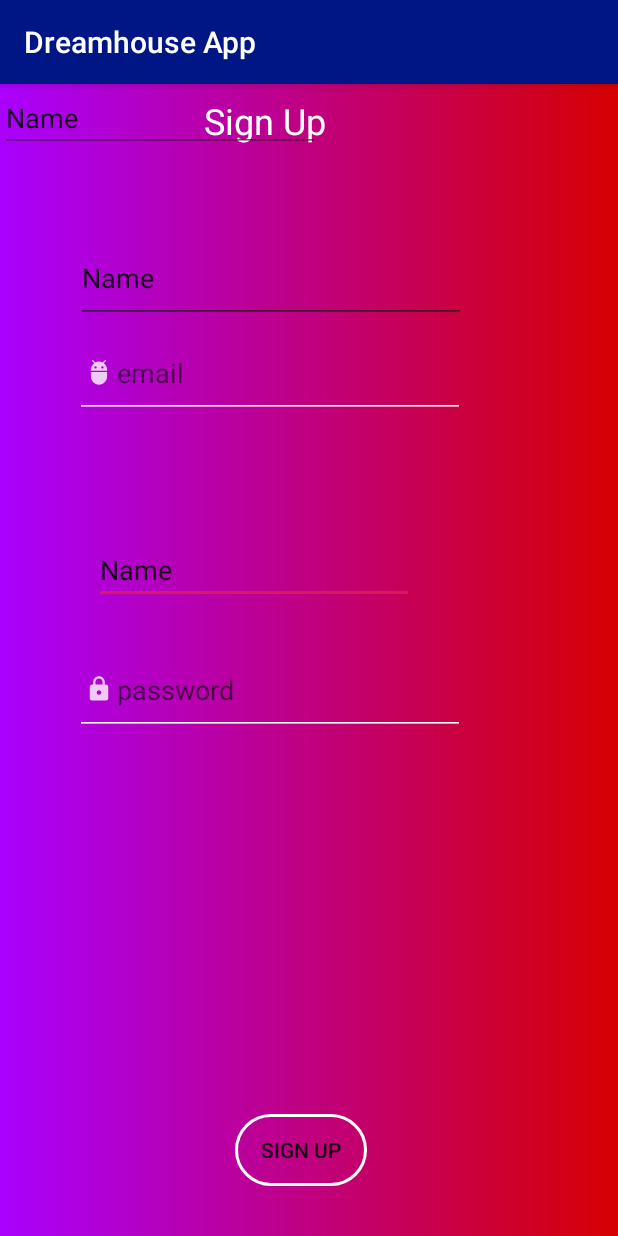
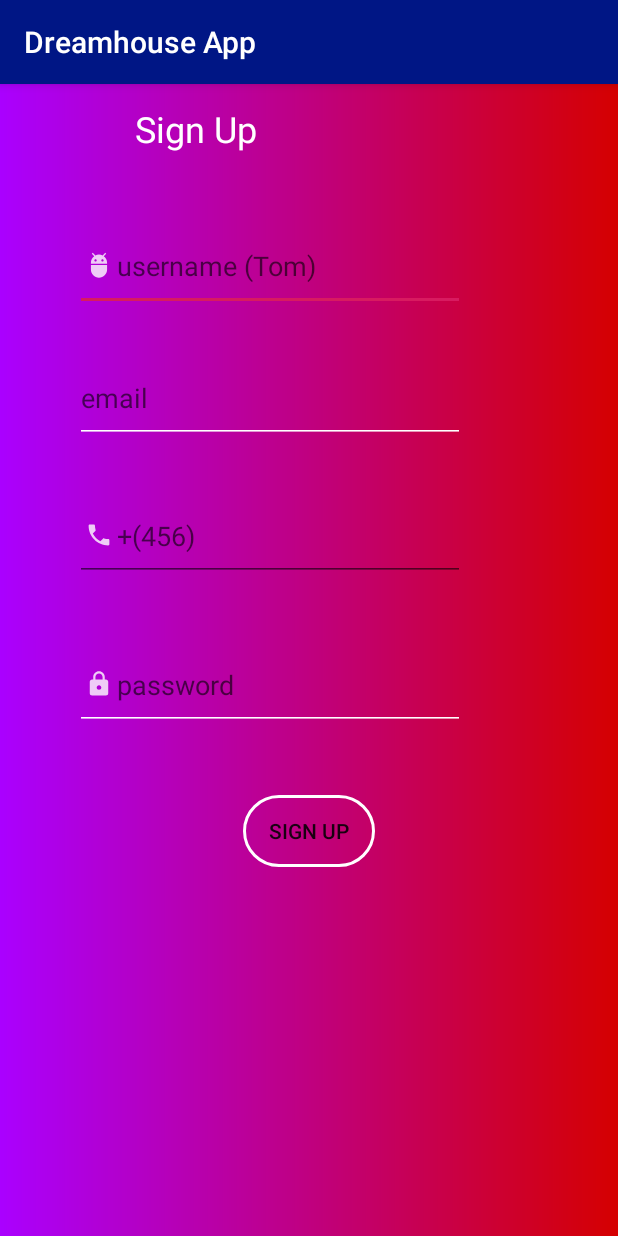
Before and after one commit to Christine-N-Mwaura/DreamHouseApp, an Android app: the signup screen opened directly, with no data from a screen before it, on a phone screen of 412 x 824 dp. Run offline under Robolectric (Android 15) with nearby library versions, the phone set to English and light mode, and no system bars; our stand-ins replace ButterKnife.

Commit message:
add the various views required in the signup view.

```diff
--- a/app/src/main/res/layout/activity_signup.xml
+++ b/app/src/main/res/layout/activity_signup.xml
@@ -1,5 +1,5 @@
 <?xml version="1.0" encoding="utf-8"?>
-<RelativeLayout
+<FrameLayout
     xmlns:android="http://schemas.android.com/apk/res/android"
     xmlns:app="http://schemas.android.com/apk/res-auto"
     xmlns:tools="http://schemas.android.com/tools"
@@ -8,129 +8,79 @@
     android:background="@drawable/gradient"
     tools:context=".MainActivity">
 
-    <androidx.constraintlayout.widget.ConstraintLayout
+    <LinearLayout
         android:layout_width="match_parent"
-        android:layout_height="match_parent">
+        android:layout_height="match_parent"
+        android:orientation="vertical">
 
         <TextView
             android:id="@+id/signUpTextView"
             android:layout_width="150dp"
             android:layout_height="60dp"
-            android:layout_marginTop="8dp"
+            android:layout_marginTop="13dp"
+            android:layout_marginLeft="90dp"
             android:text="Sign Up"
             android:textColor="@android:color/white"
-            android:textSize="24sp"
-            app:layout_constraintEnd_toEndOf="parent"
-            app:layout_constraintHorizontal_bias="0.52"
-            app:layout_constraintStart_toStartOf="parent"
-            app:layout_constraintTop_toTopOf="parent" />
+            android:textSize="24sp" />
 
         <EditText
-            android:id="@+id/editText5"
-            android:layout_width="wrap_content"
-            android:layout_height="wrap_content"
-            android:layout_marginStart="62dp"
-            android:layout_marginTop="183dp"
-            android:layout_marginEnd="136dp"
-            android:layout_marginBottom="27dp"
+            android:id="@+id/nameEditText"
+            android:layout_width="260dp"
+            android:layout_height="60dp"
+            android:layout_marginTop="18dp"
+            android:layout_marginLeft="50dp"
+            android:drawableLeft="@drawable/ic_action_user"
             android:ems="10"
-            android:inputType="textPersonName"
-            android:text="Name"
-            app:layout_constraintBottom_toTopOf="@+id/passwordEditText"
-            app:layout_constraintEnd_toEndOf="parent"
-            app:layout_constraintHorizontal_bias="1.0"
-            app:layout_constraintStart_toStartOf="parent"
-            app:layout_constraintTop_toBottomOf="@+id/emailEditText"
-            app:layout_constraintVertical_bias="1.0" />
+            android:hint="username (Tom)"
+            android:inputType="textPersonName" />
+
 
         <EditText
             android:id="@+id/emailEditText"
             android:layout_width="260dp"
             android:layout_height="60dp"
-            android:layout_marginStart="50dp"
-            android:layout_marginTop="160dp"
-            android:layout_marginEnd="50dp"
-            android:layout_marginBottom="77dp"
+            android:layout_marginTop="28dp"
+            android:layout_marginLeft="50dp"
             android:backgroundTint="@android:color/white"
-            android:drawableLeft="@drawable/ic_action_user"
             android:ems="10"
             android:hint="email"
             android:inputType="textEmailAddress"
-            android:textColor="@android:color/white"
-            app:layout_constraintBottom_toTopOf="@+id/passwordEditText"
-            app:layout_constraintEnd_toEndOf="parent"
-            app:layout_constraintHorizontal_bias="0.0"
-            app:layout_constraintStart_toStartOf="parent"
-            app:layout_constraintTop_toBottomOf="@+id/signUpTextView"
-            app:layout_constraintVertical_bias="0.51" />
+            android:textColor="@android:color/white" />
 
         <EditText
-            android:id="@+id/editText"
+            android:id="@+id/phoneNoEditText"
             android:layout_width="260dp"
             android:layout_height="60dp"
-            android:layout_marginStart="56dp"
-            android:layout_marginTop="98dp"
-            android:layout_marginEnd="142dp"
-            android:layout_marginBottom="40dp"
+            android:layout_marginTop="32dp"
+            android:layout_marginLeft="50dp"
+            android:drawableLeft="@drawable/ic_action_phone"
             android:ems="10"
-            android:inputType="textPersonName"
-            android:text="Name"
-            app:layout_constraintBottom_toTopOf="@+id/emailEditText"
-            app:layout_constraintEnd_toEndOf="parent"
-            app:layout_constraintHorizontal_bias="0.127"
-            app:layout_constraintStart_toStartOf="parent"
-            app:layout_constraintTop_toBottomOf="@+id/signUpTextView"
-            app:layout_constraintVertical_bias="0.644" />
+            android:hint="+(456)"
+            android:inputType="textPersonName|phone" />
 
-        <EditText
-            android:id="@+id/editText6"
-            android:layout_width="wrap_content"
-            android:layout_height="wrap_content"
-            android:layout_marginEnd="15dp"
-            android:layout_marginBottom="8dp"
-            android:ems="10"
-            android:inputType="textPersonName"
-            android:text="Name"
-            app:layout_constraintBottom_toTopOf="@+id/signUpTextView"
-            app:layout_constraintEnd_toStartOf="@+id/signUpTextView"
-            app:layout_constraintHorizontal_bias="0.0"
-            app:layout_constraintStart_toStartOf="parent"
-            app:layout_constraintTop_toTopOf="parent"
-            app:layout_constraintVertical_bias="0.0" />
 
         <EditText
             android:id="@+id/passwordEditText"
             android:layout_width="260dp"
             android:layout_height="60dp"
-            android:layout_marginStart="50dp"
-            android:layout_marginTop="74dp"
-            android:layout_marginEnd="50dp"
-            android:layout_marginBottom="399dp"
+            android:layout_marginTop="39dp"
+            android:layout_marginLeft="50dp"
             android:backgroundTint="@android:color/white"
             android:drawableLeft="@drawable/ic_action_password"
             android:ems="10"
             android:hint="password"
-            android:inputType="textPassword"
-            app:layout_constraintBottom_toBottomOf="parent"
-            app:layout_constraintEnd_toEndOf="parent"
-            app:layout_constraintHorizontal_bias="0.0"
-            app:layout_constraintStart_toStartOf="parent"
-            app:layout_constraintTop_toBottomOf="@+id/emailEditText" />
+            android:inputType="textPassword" />
 
         <Button
             android:id="@+id/signUpButton"
             android:layout_width="wrap_content"
             android:layout_height="wrap_content"
-            android:layout_marginStart="156dp"
-            android:layout_marginEnd="167dp"
-            android:layout_marginBottom="33dp"
+            android:layout_marginTop="43dp"
+            android:layout_gravity="center"
             android:background="@drawable/button"
             android:clickable="true"
-            android:text="Sign Up"
-            app:layout_constraintBottom_toBottomOf="parent"
-            app:layout_constraintEnd_toEndOf="parent"
-            app:layout_constraintStart_toStartOf="parent" />
+            android:text="Sign Up" />
 
-    </androidx.constraintlayout.widget.ConstraintLayout>
+    </LinearLayout>
 
-</RelativeLayout>
+</FrameLayout>
```
